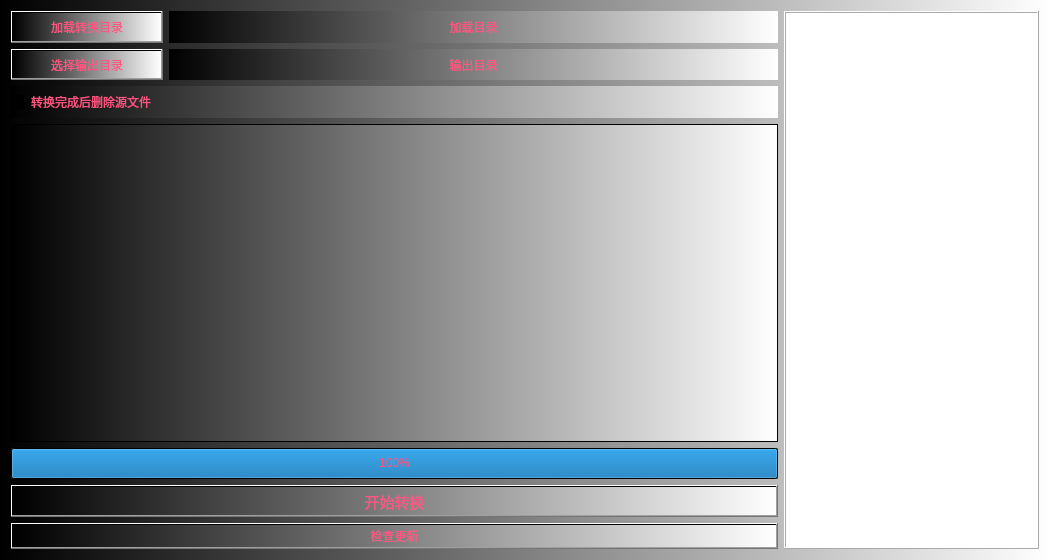
Above: videoconvert.ui from MyQt/cache_video_convert before the change. Below: the same form after it.
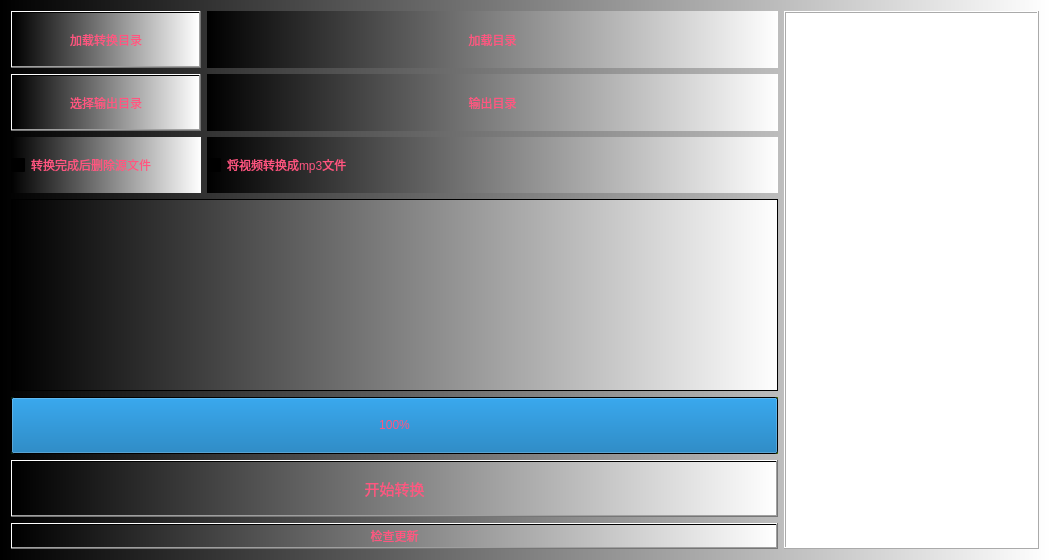
That is the form after the change.

Commit message:
添加mp3转换
视频转换完成后，如果选择转换为mp3,则转换为mp3并删除mp4文件

Patch:
```diff
--- a/videoconvert.ui
+++ b/videoconvert.ui
@@ -24,8 +24,153 @@
   </property>
   <layout class="QHBoxLayout" name="horizontalLayout" stretch="3,1">
    <item>
-    <layout class="QGridLayout" name="gridLayout_2" rowstretch="1,1,1,10,1,1,1" columnstretch="1,4">
-     <item row="5" column="0" colspan="2">
+    <layout class="QGridLayout" name="gridLayout" columnstretch="1,3,0">
+     <item row="0" column="0">
+      <widget class="QPushButton" name="btn_choice_load">
+       <property name="sizePolicy">
+        <sizepolicy hsizetype="Expanding" vsizetype="Expanding">
+         <horstretch>0</horstretch>
+         <verstretch>0</verstretch>
+        </sizepolicy>
+       </property>
+       <property name="maximumSize">
+        <size>
+         <width>16777215</width>
+         <height>16777215</height>
+        </size>
+       </property>
+       <property name="toolTip">
+        <string>选择要转码的视频文件目录</string>
+       </property>
+       <property name="autoFillBackground">
+        <bool>false</bool>
+       </property>
+       <property name="text">
+        <string>加载转换目录</string>
+       </property>
+      </widget>
+     </item>
+     <item row="1" column="0">
+      <widget class="QPushButton" name="btn_choice_out">
+       <property name="sizePolicy">
+        <sizepolicy hsizetype="Expanding" vsizetype="Expanding">
+         <horstretch>0</horstretch>
+         <verstretch>0</verstretch>
+        </sizepolicy>
+       </property>
+       <property name="maximumSize">
+        <size>
+         <width>16777215</width>
+         <height>16777215</height>
+        </size>
+       </property>
+       <property name="toolTip">
+        <string>选择要转码的视频文件目录</string>
+       </property>
+       <property name="autoFillBackground">
+        <bool>false</bool>
+       </property>
+       <property name="text">
+        <string>选择输出目录</string>
+       </property>
+      </widget>
+     </item>
+     <item row="3" column="0" colspan="3">
+      <widget class="QListView" name="list_file">
+       <property name="maximumSize">
+        <size>
+         <width>16777215</width>
+         <height>16777215</height>
+        </size>
+       </property>
+       <property name="styleSheet">
+        <string notr="true">color: rgba(255, 85, 128);
+font: 75 11pt &quot;微软雅黑&quot;;
+background-color: qlineargradient(spread:pad, x1:0, y1:0, x2:1, y2:0, stop:0 rgba(0, 0, 0, 255), stop:1 rgba(255, 255, 255, 255));
+border-color: qradialgradient(spread:pad, cx:0.5, cy:0.5, radius:0.5, fx:0.5, fy:0.5, stop:0 rgba(255, 255, 255, 255), stop:0.1 rgba(255, 255, 255, 255), stop:0.2 rgba(255, 176, 176, 167), stop:0.3 rgba(255, 151, 151, 92), stop:0.4 rgba(255, 125, 125, 51), stop:0.5 rgba(255, 76, 76, 205), stop:0.52 rgba(255, 76, 76, 205), stop:0.6 rgba(255, 180, 180, 84), stop:1 rgba(255, 255, 255, 0));</string>
+       </property>
+       <property name="editTriggers">
+        <set>QAbstractItemView::NoEditTriggers</set>
+       </property>
+      </widget>
+     </item>
+     <item row="4" column="0" colspan="3">
+      <widget class="QProgressBar" name="progress_convert">
+       <property name="sizePolicy">
+        <sizepolicy hsizetype="Expanding" vsizetype="Expanding">
+         <horstretch>0</horstretch>
+         <verstretch>0</verstretch>
+        </sizepolicy>
+       </property>
+       <property name="styleSheet">
+        <string notr="true">background-color: qlineargradient(spread:pad, x1:0, y1:0, x2:1, y2:0, stop:0 rgba(9, 41, 4, 255), stop:0.085 rgba(2, 79, 0, 255), stop:0.19 rgba(50, 147, 22, 255), stop:0.275 rgba(236, 191, 49, 255), stop:0.39 rgba(243, 61, 34, 255), stop:0.555 rgba(135, 81, 60, 255), stop:0.667 rgba(121, 75, 255, 255), stop:0.825 rgba(164, 255, 244, 255), stop:0.885 rgba(104, 222, 71, 255), stop:1 rgba(93, 128, 0, 255));</string>
+       </property>
+       <property name="value">
+        <number>100</number>
+       </property>
+       <property name="alignment">
+        <set>Qt::AlignCenter</set>
+       </property>
+      </widget>
+     </item>
+     <item row="0" column="1" colspan="2">
+      <widget class="QLabel" name="label_dir_load">
+       <property name="sizePolicy">
+        <sizepolicy hsizetype="Expanding" vsizetype="Expanding">
+         <horstretch>0</horstretch>
+         <verstretch>0</verstretch>
+        </sizepolicy>
+       </property>
+       <property name="maximumSize">
+        <size>
+         <width>16777215</width>
+         <height>16777215</height>
+        </size>
+       </property>
+       <property name="text">
+        <string>加载目录</string>
+       </property>
+       <property name="alignment">
+        <set>Qt::AlignCenter</set>
+       </property>
+      </widget>
+     </item>
+     <item row="1" column="1" colspan="2">
+      <widget class="QLabel" name="label_dir_out">
+       <property name="sizePolicy">
+        <sizepolicy hsizetype="Expanding" vsizetype="Expanding">
+         <horstretch>0</horstretch>
+         <verstretch>0</verstretch>
+        </sizepolicy>
+       </property>
+       <property name="maximumSize">
+        <size>
+         <width>16777215</width>
+         <height>16777215</height>
+        </size>
+       </property>
+       <property name="text">
+        <string>输出目录</string>
+       </property>
+       <property name="alignment">
+        <set>Qt::AlignCenter</set>
+       </property>
+      </widget>
+     </item>
+     <item row="2" column="0">
+      <widget class="QCheckBox" name="chk_delete_source">
+       <property name="sizePolicy">
+        <sizepolicy hsizetype="Expanding" vsizetype="Expanding">
+         <horstretch>0</horstretch>
+         <verstretch>0</verstretch>
+        </sizepolicy>
+       </property>
+       <property name="text">
+        <string>转换完成后删除源文件</string>
+       </property>
+      </widget>
+     </item>
+     <item row="5" column="0" colspan="3">
       <widget class="QPushButton" name="btn_go">
        <property name="sizePolicy">
         <sizepolicy hsizetype="Expanding" vsizetype="Expanding">
@@ -57,158 +202,26 @@
        </property>
       </widget>
      </item>
-     <item row="1" column="1">
-      <widget class="QLabel" name="label_dir_out">
-       <property name="sizePolicy">
-        <sizepolicy hsizetype="Expanding" vsizetype="Expanding">
-         <horstretch>0</horstretch>
-         <verstretch>0</verstretch>
-        </sizepolicy>
-       </property>
-       <property name="maximumSize">
-        <size>
-         <width>16777215</width>
-         <height>16777215</height>
-        </size>
-       </property>
-       <property name="text">
-        <string>输出目录</string>
-       </property>
-       <property name="alignment">
-        <set>Qt::AlignCenter</set>
-       </property>
-      </widget>
-     </item>
-     <item row="4" column="0" colspan="2">
-      <widget class="QProgressBar" name="progress_convert">
-       <property name="sizePolicy">
-        <sizepolicy hsizetype="Expanding" vsizetype="Expanding">
-         <horstretch>0</horstretch>
-         <verstretch>0</verstretch>
-        </sizepolicy>
-       </property>
-       <property name="styleSheet">
-        <string notr="true">background-color: qlineargradient(spread:pad, x1:0, y1:0, x2:1, y2:0, stop:0 rgba(9, 41, 4, 255), stop:0.085 rgba(2, 79, 0, 255), stop:0.19 rgba(50, 147, 22, 255), stop:0.275 rgba(236, 191, 49, 255), stop:0.39 rgba(243, 61, 34, 255), stop:0.555 rgba(135, 81, 60, 255), stop:0.667 rgba(121, 75, 255, 255), stop:0.825 rgba(164, 255, 244, 255), stop:0.885 rgba(104, 222, 71, 255), stop:1 rgba(93, 128, 0, 255));</string>
-       </property>
-       <property name="value">
-        <number>100</number>
-       </property>
-       <property name="alignment">
-        <set>Qt::AlignCenter</set>
-       </property>
-      </widget>
-     </item>
-     <item row="2" column="0" colspan="2">
-      <widget class="QCheckBox" name="chk_delete_source">
-       <property name="sizePolicy">
-        <sizepolicy hsizetype="Expanding" vsizetype="Expanding">
-         <horstretch>0</horstretch>
-         <verstretch>0</verstretch>
-        </sizepolicy>
-       </property>
-       <property name="text">
-        <string>转换完成后删除源文件</string>
-       </property>
-      </widget>
-     </item>
-     <item row="3" column="0" colspan="2">
-      <widget class="QListView" name="list_file">
-       <property name="maximumSize">
-        <size>
-         <width>16777215</width>
-         <height>16777215</height>
-        </size>
-       </property>
-       <property name="styleSheet">
-        <string notr="true">color: rgba(255, 85, 128);
-font: 75 11pt &quot;微软雅黑&quot;;
-background-color: qlineargradient(spread:pad, x1:0, y1:0, x2:1, y2:0, stop:0 rgba(0, 0, 0, 255), stop:1 rgba(255, 255, 255, 255));
-border-color: qradialgradient(spread:pad, cx:0.5, cy:0.5, radius:0.5, fx:0.5, fy:0.5, stop:0 rgba(255, 255, 255, 255), stop:0.1 rgba(255, 255, 255, 255), stop:0.2 rgba(255, 176, 176, 167), stop:0.3 rgba(255, 151, 151, 92), stop:0.4 rgba(255, 125, 125, 51), stop:0.5 rgba(255, 76, 76, 205), stop:0.52 rgba(255, 76, 76, 205), stop:0.6 rgba(255, 180, 180, 84), stop:1 rgba(255, 255, 255, 0));</string>
-       </property>
-       <property name="editTriggers">
-        <set>QAbstractItemView::NoEditTriggers</set>
-       </property>
-      </widget>
-     </item>
-     <item row="0" column="0">
-      <widget class="QPushButton" name="btn_choice_load">
-       <property name="sizePolicy">
-        <sizepolicy hsizetype="Expanding" vsizetype="Expanding">
-         <horstretch>0</horstretch>
-         <verstretch>0</verstretch>
-        </sizepolicy>
-       </property>
-       <property name="maximumSize">
-        <size>
-         <width>16777215</width>
-         <height>16777215</height>
-        </size>
-       </property>
-       <property name="toolTip">
-        <string>选择要转码的视频文件目录</string>
-       </property>
-       <property name="autoFillBackground">
-        <bool>false</bool>
-       </property>
-       <property name="text">
-        <string>加载转换目录</string>
-       </property>
-      </widget>
-     </item>
-     <item row="1" column="0">
-      <widget class="QPushButton" name="btn_choice_out">
-       <property name="sizePolicy">
-        <sizepolicy hsizetype="Expanding" vsizetype="Expanding">
-         <horstretch>0</horstretch>
-         <verstretch>0</verstretch>
-        </sizepolicy>
-       </property>
-       <property name="maximumSize">
-        <size>
-         <width>16777215</width>
-         <height>16777215</height>
-        </size>
-       </property>
-       <property name="toolTip">
-        <string>选择要转码的视频文件目录</string>
-       </property>
-       <property name="autoFillBackground">
-        <bool>false</bool>
-       </property>
-       <property name="text">
-        <string>选择输出目录</string>
-       </property>
-      </widget>
-     </item>
-     <item row="0" column="1">
-      <widget class="QLabel" name="label_dir_load">
-       <property name="sizePolicy">
-        <sizepolicy hsizetype="Expanding" vsizetype="Expanding">
-         <horstretch>0</horstretch>
-         <verstretch>0</verstretch>
-        </sizepolicy>
-       </property>
-       <property name="maximumSize">
-        <size>
-         <width>16777215</width>
-         <height>16777215</height>
-        </size>
-       </property>
-       <property name="text">
-        <string>加载目录</string>
-       </property>
-       <property name="alignment">
-        <set>Qt::AlignCenter</set>
-       </property>
-      </widget>
-     </item>
-     <item row="6" column="0" colspan="2">
+     <item row="6" column="0" colspan="3">
       <widget class="QPushButton" name="pushButton_update">
        <property name="text">
         <string>检查更新</string>
        </property>
       </widget>
      </item>
+     <item row="2" column="1" colspan="2">
+      <widget class="QCheckBox" name="chk_to_mp3">
+       <property name="sizePolicy">
+        <sizepolicy hsizetype="Expanding" vsizetype="Expanding">
+         <horstretch>0</horstretch>
+         <verstretch>0</verstretch>
+        </sizepolicy>
+       </property>
+       <property name="text">
+        <string>将视频转换成mp3文件</string>
+       </property>
+      </widget>
+     </item>
     </layout>
    </item>
    <item>
```
The commit also changes 4 other files.
